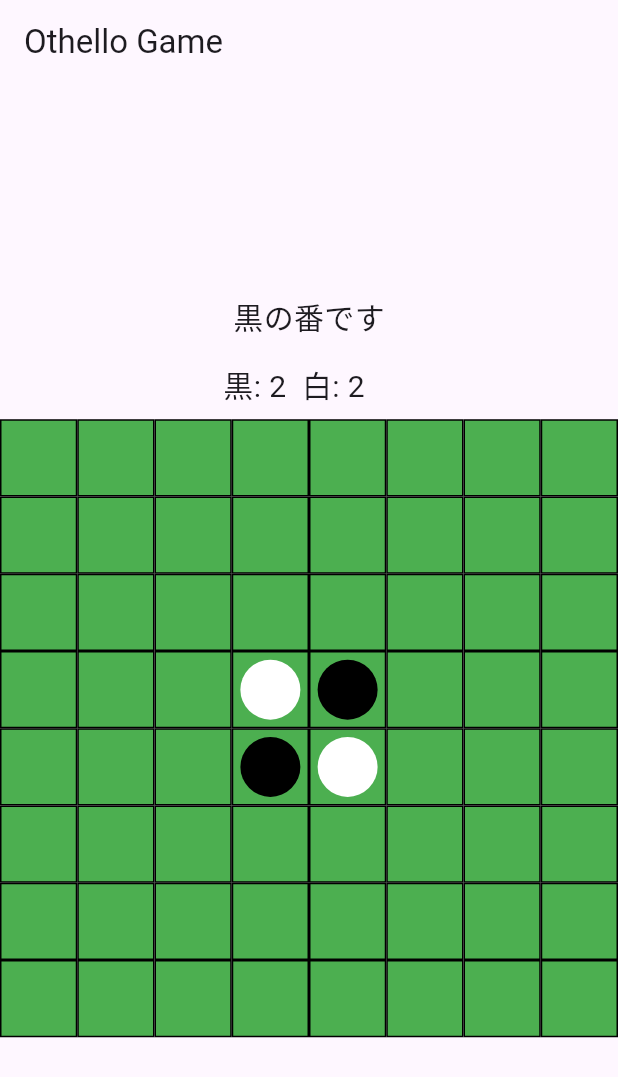
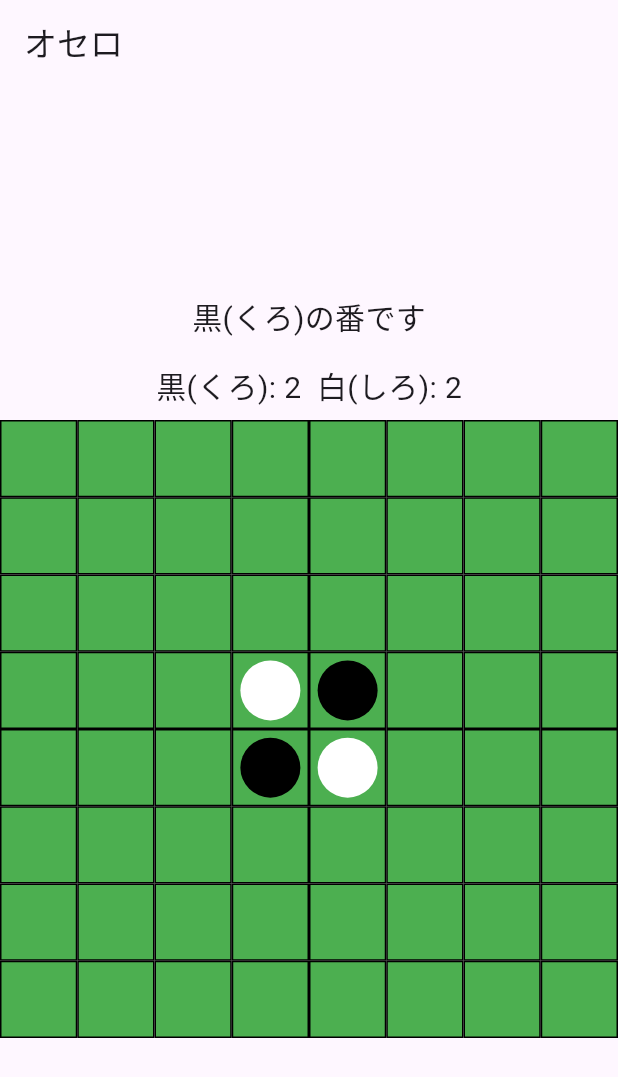
Before and after one commit to suu2626/android_studio, a Flutter app: the screen it shows after launch, on a phone screen of 412 x 824 dp. Shown: the top 1077 px of the screen. Run offline on Flutter 3.47's test engine with Material 3 defaults, Android fonts, the phone set to English and light mode, and no system bars.

Commit message:
20240606-1219

```diff
--- a/lib/main.dart
+++ b/lib/main.dart
@@ -192,43 +192,49 @@ class _OthelloBoardState extends State<OthelloBoard> {
     return Padding(
       padding: const EdgeInsets.all(8.0),
       child: Text(
-        currentPlayer == 1 ? '黒の番です' : '白の番です',
+        currentPlayer == 1 ? '黒(くろ)の番です' : '白(しろ)の番です',
         style: const TextStyle(fontSize: 20),
       ),
     );
   }
 
-  // 石の数を表示するウィジェットとリセットボタンを横並びに表示
-  Widget _buildPieceCountAndResetButton() {
+  // 石の数を表示するウィジェット
+  Widget _buildPieceCount() {
     return Padding(
       padding: const EdgeInsets.all(8.0),
       child: Row(
         mainAxisAlignment: MainAxisAlignment.center,
         children: [
           Text(
-            '黒: $blackCount  白: $whiteCount',
+            '黒(くろ): $blackCount  白(しろ): $whiteCount',
             style: const TextStyle(fontSize: 20),
           ),
-          const SizedBox(width: 20),
-          if (isGameOver)
-            ElevatedButton(
+        ],
+      ),
+    );
+  }
+
+// リセットボタンを表示するウィジェット
+  Widget _buildResetButton() {
+    if (!isGameOver) return const SizedBox.shrink();
+    return Padding(
+      padding: const EdgeInsets.all(8.0),
+      child: ElevatedButton(
         onPressed: () {
           setState(() {
-                  board = List.generate(
-                      boardSize, (_) => List.filled(boardSize, 0));
+            board = List.generate(boardSize, (_) => List.filled(boardSize, 0));
             _initializeBoard();
             _countPieces();
           });
         },
-              // リセットボタンのスタイルをカスタマイズ。ボタンのパディング、フォントサイズを設定
         style: ElevatedButton.styleFrom(
-                padding: const EdgeInsets.symmetric(
-                    horizontal: 30.0, vertical: 15.0),
+          padding: const EdgeInsets.symmetric(horizontal: 30.0, vertical: 15.0),
           textStyle: const TextStyle(fontSize: 20),
         ),
-              child: const Text('リセット'),
+        child: const Text(
+          'リセット',
+          style: TextStyle(fontSize: 20, color: Colors.black),
         ),
-        ],
       ),
     );
   }
@@ -237,13 +243,13 @@ class _OthelloBoardState extends State<OthelloBoard> {
   Widget build(BuildContext context) {
     return Scaffold(
       appBar: AppBar(
-        title: const Text('Othello Game'),
+        title: const Text('オセロ'),
       ),
       body: Column(
         mainAxisAlignment: MainAxisAlignment.center,
         children: <Widget>[
           _buildCurrentPlayerText(), // 現在のプレイヤーを表示
-          _buildPieceCountAndResetButton(), // 石の数とリセットボタンを表示
+          _buildPieceCount(), // 石の数を表示
           Flexible(
             child: AspectRatio(
               aspectRatio: 1.0, // 正方形のボードを保持
@@ -260,6 +266,7 @@ class _OthelloBoardState extends State<OthelloBoard> {
               ),
             ),
           ),
+          _buildResetButton(), // リセットボタンを表示
         ],
       ),
     );
```
Also changed, not shown: 3 other files. Lines whose indentation alone changed are shown as unchanged.
